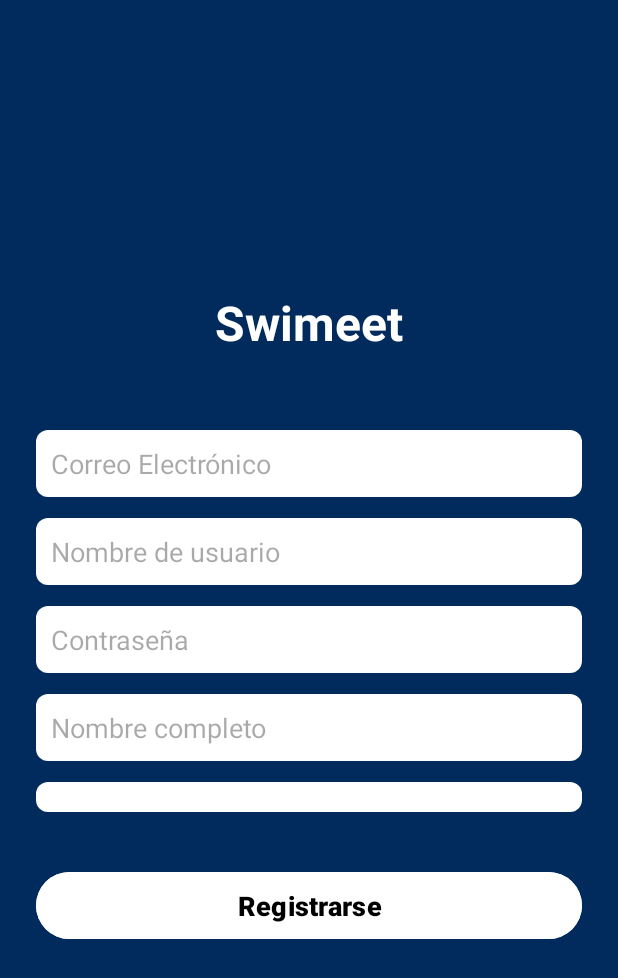
After one commit to Ivanpelu7/swimeet, an Android app: the layout activity_register.xml on its own in the app's theme, with its tools: preview values and no code run, on a phone screen of 412 x 824 dp. The commit adds this screen. Shown: the top 978 px of the screen. Run offline under Robolectric (Android 15) with nearby library versions, the phone set to English and light mode, and no system bars.

Commit message:
doing register

```diff
--- a/app/build.gradle.kts
+++ b/app/build.gradle.kts
@@ -62,7 +62,6 @@ dependencies {
     // Add the dependency for the Firebase Authentication library
     // When using the BoM, you don't specify versions in Firebase library dependencies
     implementation("com.google.firebase:firebase-auth-ktx")
-    implementation("androidx.activity:activity:1.8.0")
     testImplementation("junit:junit:4.13.2")
     androidTestImplementation("androidx.test.ext:junit:1.1.5")
     androidTestImplementation("androidx.test.espresso:espresso-core:3.5.1")
--- a/app/src/main/AndroidManifest.xml
+++ b/app/src/main/AndroidManifest.xml
@@ -13,7 +13,10 @@
         android:theme="@style/Theme.Swimeet"
         tools:targetApi="31">
         <activity
-            android:name=".ui.prueba"
+            android:name=".ui.MainActivity"
+            android:exported="false" />
+        <activity
+            android:name=".ui.RegisterActivity"
             android:exported="false" />
         <activity
             android:name=".ui.LoginActivity"
--- /dev/null
+++ b/app/src/main/java/com/example/swimeet/data/model/Category.kt
@@ -0,0 +1,4 @@
+package com.example.swimeet.data.model
+
+enum class Category {
+}
--- a/app/src/main/java/com/example/swimeet/util/FirebaseUtil.kt
+++ b/app/src/main/java/com/example/swimeet/util/FirebaseUtil.kt
@@ -43,4 +43,6 @@ object FirebaseUtil {
             return getUsersRef().document(userIds[0])
         }
     }
+
+
 }
--- /dev/null
+++ b/app/src/main/res/drawable/button_rounded.xml
@@ -0,0 +1,6 @@
+<?xml version="1.0" encoding="utf-8"?>
+<shape xmlns:android="http://schemas.android.com/apk/res/android"
+    android:shape="rectangle">
+    <corners android:radius="8dp" /> <!-- Radio de borde -->
+    <solid android:color="#FFFFFF" /> <!-- Color de fondo blanco -->
+</shape>
--- /dev/null
+++ b/app/src/main/res/drawable/edit_text_auth.xml
@@ -0,0 +1,5 @@
+<?xml version="1.0" encoding="utf-8"?>
+<shape xmlns:android="http://schemas.android.com/apk/res/android"
+    android:shape="rectangle">
+    <corners android:radius="8dp" /> <!-- Border radius -->!-- Border color -->
+</shape>
--- /dev/null
+++ b/app/src/main/res/layout/activity_register.xml
@@ -0,0 +1,107 @@
+<?xml version="1.0" encoding="utf-8"?>
+<androidx.constraintlayout.widget.ConstraintLayout xmlns:android="http://schemas.android.com/apk/res/android"
+    xmlns:app="http://schemas.android.com/apk/res-auto"
+    xmlns:tools="http://schemas.android.com/tools"
+    android:layout_width="match_parent"
+    android:layout_height="match_parent"
+    tools:context=".ui.RegisterActivity"
+    android:background="@color/blDue">
+
+    <LinearLayout
+        android:orientation="vertical"
+        android:layout_width="match_parent"
+        android:layout_height="0dp"
+        app:layout_constraintStart_toStartOf="parent"
+        app:layout_constraintEnd_toEndOf="parent"
+        app:layout_constraintTop_toTopOf="parent"
+        app:layout_constraintBottom_toBottomOf="parent"
+        android:gravity="center"
+        android:layout_marginHorizontal="24dp">
+
+        <TextView
+            android:layout_width="match_parent"
+            android:layout_height="wrap_content"
+            android:text="@string/app_name"
+            android:gravity="center"
+            android:textSize="32sp"
+            android:textColor="@color/white"
+            android:textStyle="bold"
+            android:layout_marginBottom="50dp"
+            />
+
+        <EditText
+        android:id="@+id/etRegisterEmail"
+        android:layout_width="match_parent"
+        android:layout_height="wrap_content"
+        android:background="@drawable/edit_text_auth"
+        android:hint="Correo Electrónico"
+        android:backgroundTint="@color/white"
+        android:padding="10dp"
+        android:inputType="textEmailAddress"
+        android:elevation="6dp"
+        android:layout_marginBottom="14dp"/>
+
+        <EditText
+            android:id="@+id/etUsername"
+            android:layout_width="match_parent"
+            android:layout_height="wrap_content"
+            android:background="@drawable/edit_text_auth"
+            android:hint="Nombre de usuario"
+            android:backgroundTint="@color/white"
+            android:padding="10dp"
+            android:inputType="text"
+            android:elevation="6dp"
+            android:layout_marginBottom="14dp"/>
+
+        <EditText
+            android:id="@+id/etRegisterPassword"
+            android:layout_width="match_parent"
+            android:layout_height="wrap_content"
+            android:backgroundTint="@color/white"
+            android:background="@drawable/edit_text_auth"
+            android:hint="Contraseña"
+            android:padding="10dp"
+            android:layout_marginBottom="14dp"
+            android:inputType="textPassword"
+            android:elevation="6dp"/>
+
+        <EditText
+            android:id="@+id/etName"
+            android:layout_width="match_parent"
+            android:layout_height="wrap_content"
+            android:background="@drawable/edit_text_auth"
+            android:hint="Nombre completo"
+            android:backgroundTint="@color/white"
+            android:padding="10dp"
+            android:layout_marginBottom="14dp"
+            android:inputType="text"
+            android:elevation="6dp"/>
+
+        <Spinner
+            android:id="@+id/spinnerCategories"
+            android:layout_width="match_parent"
+            android:layout_height="wrap_content"
+            android:background="@drawable/edit_text_auth"
+            android:padding="10dp"
+            android:backgroundTint="@color/white"
+            android:layout_marginBottom="36dp"
+            android:elevation="6dp"/>
+
+        <Button
+            android:id="@+id/btnRegister"
+            android:layout_width="match_parent"
+            android:layout_height="wrap_content"
+            android:backgroundTint="@color/white"
+            android:text="Registrarse"
+            android:textSize="18sp"
+            android:textStyle="bold"
+            android:padding="10dp"
+            android:textColor="@color/black"
+            android:elevation="6dp"/>
+
+
+    </LinearLayout>
+
+
+
+</androidx.constraintlayout.widget.ConstraintLayout>
--- a/app/src/main/res/values/strings.xml
+++ b/app/src/main/res/values/strings.xml
@@ -1,3 +1,9 @@
 <resources>
     <string name="app_name">Swimeet</string>
+    <string-array name="categorias_edades_natacion">
+        <item>Seleccionar categoría</item>
+        <item>Infantil</item>
+        <item>Juvenil</item>
+        <item>Adulto</item>
+    </string-array>
 </resources>
```
Also changed, not shown: app/src/main/java/com/example/swimeet/data/model/User.kt (added, +9 -0 lines), app/src/main/java/com/example/swimeet/data/repository/AuthRepository.kt (added, +41 -0 lines), app/src/main/java/com/example/swimeet/ui/MainActivity.kt (added, +12 -0 lines), app/src/main/java/com/example/swimeet/ui/RegisterActivity.kt (added, +77 -0 lines), app/src/main/java/com/example/swimeet/ui/SplashScreen.kt (+4 -6 lines), app/src/main/java/com/example/swimeet/ui/prueba.kt (deleted, +0 -21 lines), app/src/main/java/com/example/swimeet/viewmodel/RegisterViewModel.kt (added, +31 -0 lines), app/src/main/res/layout/activity_main.xml (added, +16 -0 lines), app/src/main/res/values/colors.xml (+12 -0 lines).
